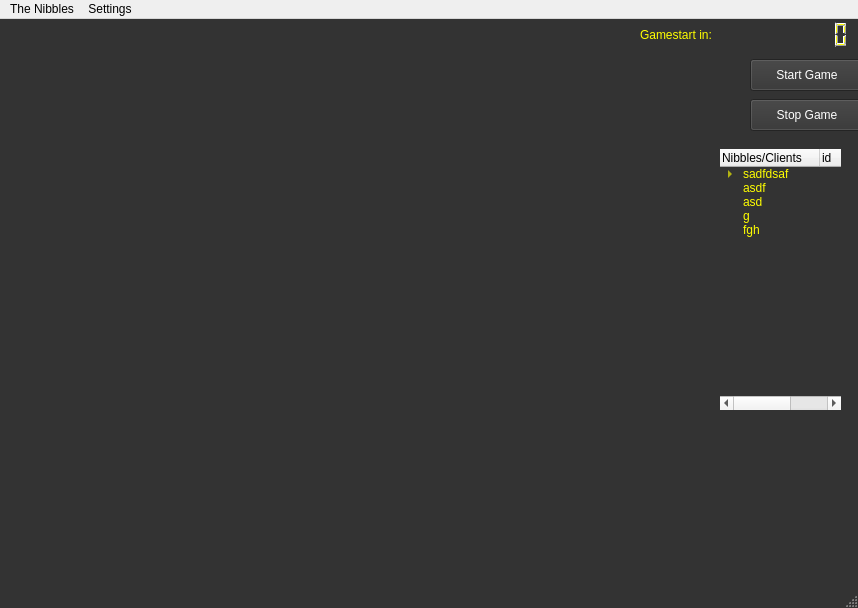
This is nibbles/gui/servergui.ui in namelessvoid/piranhas as Qt 5 draws it before an edit. The edited form follows.
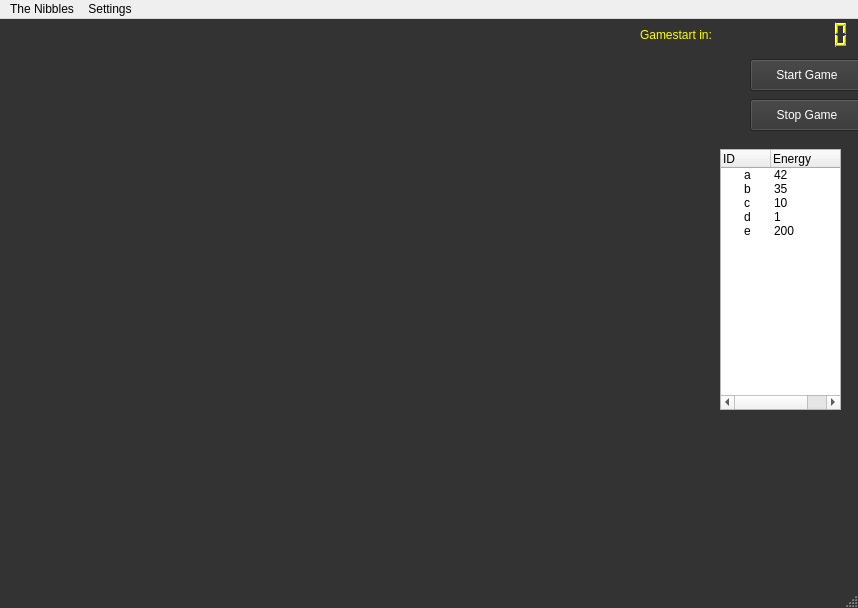
This is the edited form. Icons and pictures are not drawn. Custom widgets are drawn as their Qt base class.

Commit message: Now nibbleids and energies are displayed in the server gui.

Diff of the .ui file:
```diff
--- a/nibbles/gui/servergui.ui
+++ b/nibbles/gui/servergui.ui
@@ -188,7 +188,7 @@
 &lt;p style=&quot;-qt-paragraph-type:empty; margin-top:0px; margin-bottom:0px; margin-left:0px; margin-right:0px; -qt-block-indent:0; text-indent:0px; font-family:'Lucida Grande';&quot;&gt;&lt;br /&gt;&lt;/p&gt;&lt;/body&gt;&lt;/html&gt;</string>
      </property>
     </widget>
-    <widget class="QTreeWidget" name="treeWidget">
+    <widget class="QTreeWidget" name="nibbletree">
      <property name="geometry">
       <rect>
        <x>720</x>
@@ -197,6 +197,18 @@
        <height>261</height>
       </rect>
      </property>
+     <property name="sizePolicy">
+      <sizepolicy hsizetype="Expanding" vsizetype="Expanding">
+       <horstretch>0</horstretch>
+       <verstretch>0</verstretch>
+      </sizepolicy>
+     </property>
+     <property name="minimumSize">
+      <size>
+       <width>121</width>
+       <height>0</height>
+      </size>
+     </property>
      <property name="styleSheet">
       <string notr="true">#treeWidget{
 background:transparent;
@@ -204,44 +216,75 @@
 border:none;
 }</string>
      </property>
+     <property name="rootIsDecorated">
+      <bool>true</bool>
+     </property>
+     <property name="expandsOnDoubleClick">
+      <bool>true</bool>
+     </property>
+     <attribute name="headerVisible">
+      <bool>true</bool>
+     </attribute>
+     <attribute name="headerCascadingSectionResizes">
+      <bool>false</bool>
+     </attribute>
+     <attribute name="headerDefaultSectionSize">
+      <number>50</number>
+     </attribute>
+     <attribute name="headerHighlightSections">
+      <bool>false</bool>
+     </attribute>
+     <attribute name="headerMinimumSectionSize">
+      <number>25</number>
+     </attribute>
      <column>
       <property name="text">
-       <string>Nibbles/Clients</string>
+       <string>ID</string>
       </property>
      </column>
      <column>
       <property name="text">
-       <string>id</string>
+       <string>Energy</string>
       </property>
      </column>
      <item>
       <property name="text">
-       <string>sadfdsaf</string>
+       <string>a</string>
       </property>
-      <item>
-       <property name="text">
-        <string>New Subitem</string>
-       </property>
-      </item>
+      <property name="text">
+       <string>42</string>
+      </property>
      </item>
      <item>
       <property name="text">
-       <string>asdf</string>
+       <string>b</string>
       </property>
+      <property name="text">
+       <string>35</string>
+      </property>
      </item>
      <item>
       <property name="text">
-       <string>asd</string>
+       <string>c</string>
       </property>
+      <property name="text">
+       <string>10</string>
+      </property>
      </item>
      <item>
       <property name="text">
-       <string>g</string>
+       <string>d</string>
       </property>
+      <property name="text">
+       <string>1</string>
+      </property>
      </item>
      <item>
       <property name="text">
-       <string>fgh</string>
+       <string>e</string>
+      </property>
+      <property name="text">
+       <string>200</string>
       </property>
      </item>
     </widget>
```
The commit also changes 1 other file.
